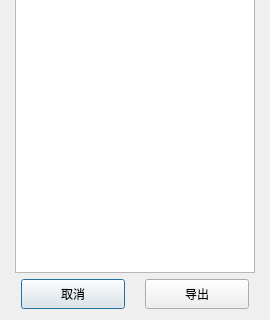
The window that Qt/ERP/dialoggoodsprint.ui (superp2017/NTERP) describes before a commit, drawn with Qt 5; both pictures show x 0 to 270 and y 188 to 508 of the 270 by 508 pixel window.
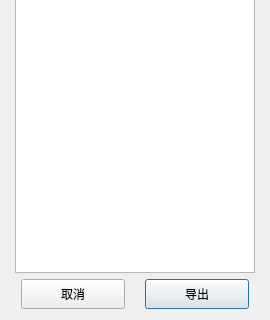
The same window after the commit.

```diff
--- a/Qt/ERP/dialoggoodsprint.ui
+++ b/Qt/ERP/dialoggoodsprint.ui
@@ -72,6 +72,9 @@
        <property name="text">
         <string>取消</string>
        </property>
+       <property name="autoDefault">
+        <bool>false</bool>
+       </property>
       </widget>
      </item>
      <item>
```
